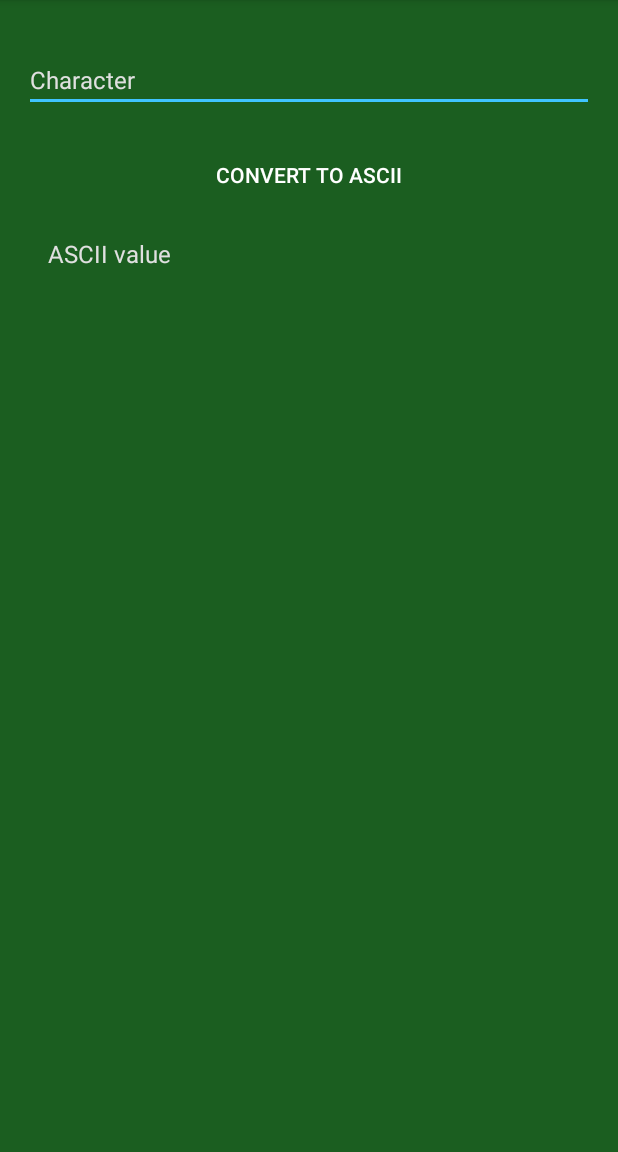
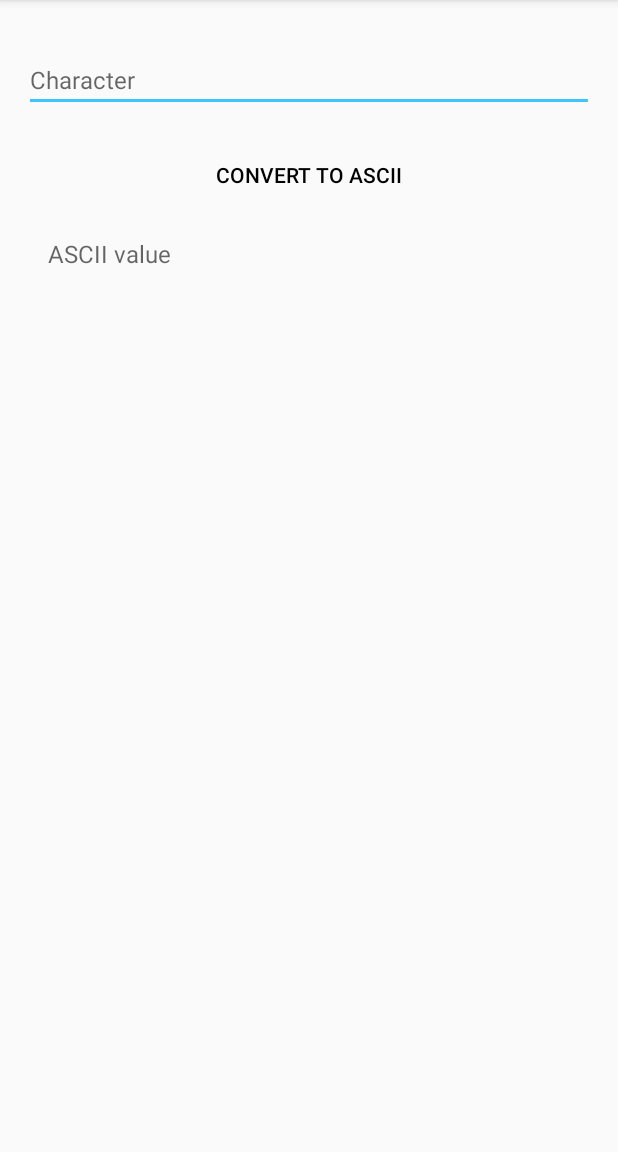
Before and after one commit to StevePaulWillson/ASCIIConverter, an Android app: the screen it shows after launch (MainActivity), on a phone screen of 412 x 824 dp, the part 84-1236 px from its top. Run offline under Robolectric (Android 15) with nearby library versions, the phone set to English and light mode, and no system bars.

Commit message:
Final App - 24/06/2016

```diff
--- a/app/src/main/java/com/ctrl/asciicodeconverter/MainActivity.java
+++ b/app/src/main/java/com/ctrl/asciicodeconverter/MainActivity.java
@@ -34,7 +34,7 @@ public class MainActivity extends ActionBarActivity {
             char character = characterValue.charAt(0);
             asciiValue = (int) character;
             TextView asciiTextView = (TextView) findViewById(R.id.ascii);
-            asciiTextView.setText("" + asciiValue);
+            asciiTextView.setText("ASCII value: " + asciiValue);
         }
     }
 }
--- a/app/src/main/res/layout/activity_main.xml
+++ b/app/src/main/res/layout/activity_main.xml
@@ -3,7 +3,6 @@
     xmlns:tools="http://schemas.android.com/tools"
     android:layout_width="match_parent"
     android:layout_height="match_parent"
-    android:background="#1B5E20"
     android:paddingBottom="@dimen/activity_vertical_margin"
     android:paddingLeft="@dimen/activity_horizontal_margin"
     android:paddingRight="@dimen/activity_horizontal_margin"
@@ -17,8 +16,7 @@
         android:layout_marginTop="16dp"
         android:hint="Character"
         android:maxLength="1"
-        android:textColor="#FFFFFF"
-        android:textColorHint="#E0E0E0"
+        android:textColor="#000000"
         android:textSize="16sp" />
 
     <Button
@@ -31,7 +29,7 @@
         android:onClick="convertToAscii"
         android:padding="16dp"
         android:text="Convert to ASCII"
-        android:textColor="#FFFFFF" />
+        android:textColor="#000000" />
 
     <TextView
         android:id="@+id/ascii"
@@ -40,7 +38,6 @@
         android:layout_below="@id/convertButton"
         android:hint="ASCII value"
         android:padding="16dp"
-        android:textColor="#FFFFFF"
-        android:textColorHint="#E0E0E0"
+        android:textColor="#000000"
         android:textSize="16sp" />
 </RelativeLayout>
```
